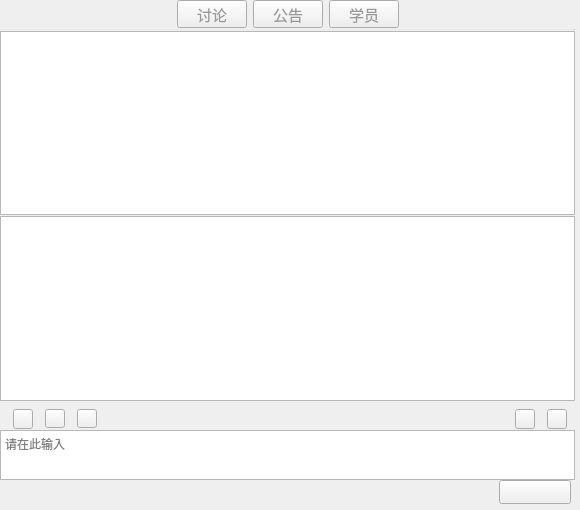
Before: the Qt Designer form qatimeStudent/qatimeStudent/UIChatRoom.ui in chuanjiabao1981/qatime-win-student, drawn with Qt 5.
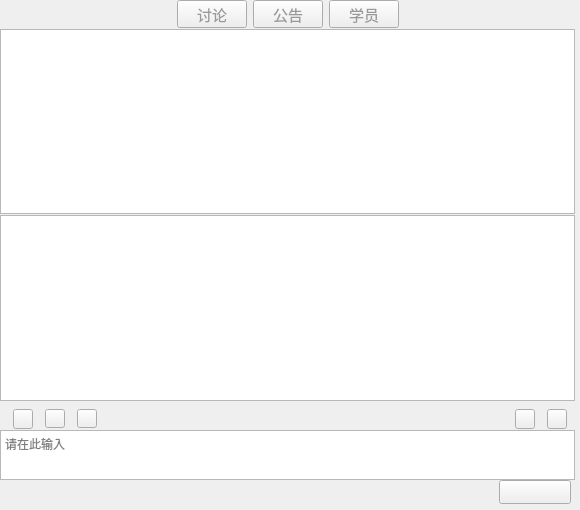
After: the same form once the commit is applied. Icons and pictures are not drawn. Custom widgets are drawn as their Qt base class.

```diff
--- a/qatimeStudent/qatimeStudent/UIChatRoom.ui
+++ b/qatimeStudent/qatimeStudent/UIChatRoom.ui
@@ -214,22 +214,6 @@
        </item>
       </layout>
      </item>
-     <item>
-      <widget class="Line" name="line">
-       <property name="maximumSize">
-        <size>
-         <width>16777215</width>
-         <height>1</height>
-        </size>
-       </property>
-       <property name="styleSheet">
-        <string notr="true">background-color: rgb(204, 204, 204);</string>
-       </property>
-       <property name="orientation">
-        <enum>Qt::Horizontal</enum>
-       </property>
-      </widget>
-     </item>
      <item>
       <widget class="personList" name="student_list">
        <property name="styleSheet">
```
